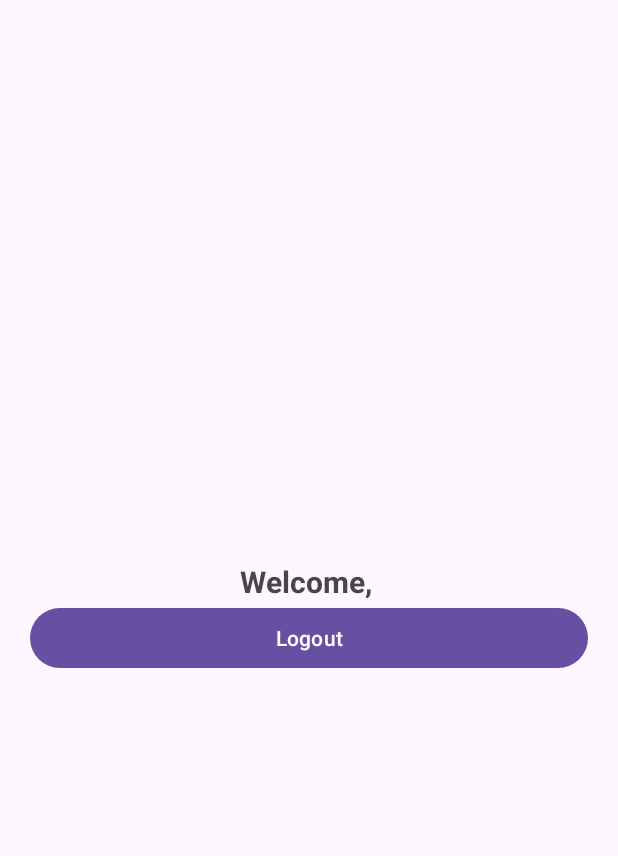
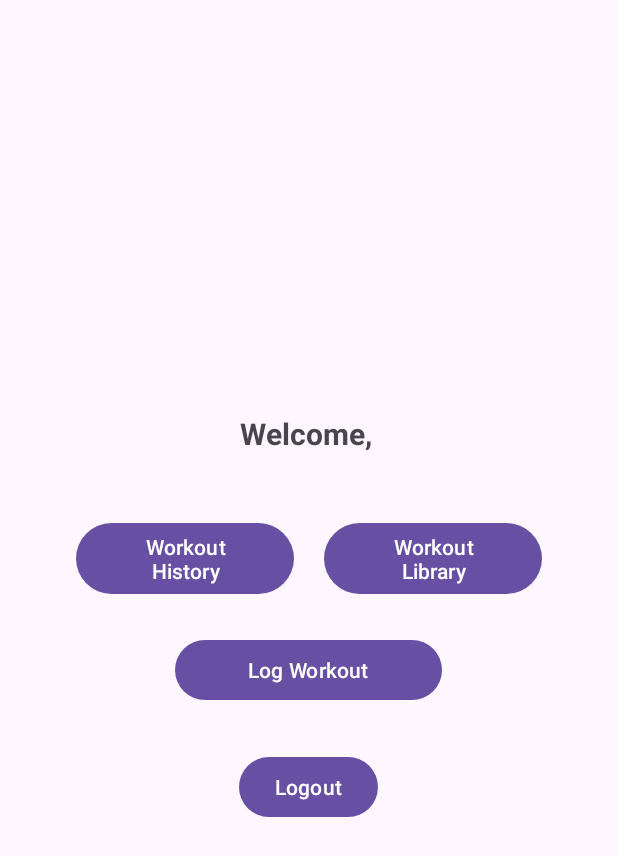
Before and after one commit to ellio357/GroupProject476, an Android app: the screen it shows after launch once a user with an empty profile is signed in (DashboardActivity), on a phone screen of 412 x 824 dp. Shown: the top 856 px of the screen. Run offline under Robolectric (Android 15) with nearby library versions, the phone set to English and light mode, and no system bars; our stand-ins replace Firebase (no records; nobody signed in at launch, a user with empty details on screens opened directly).

Commit message:
added potential buttons

```diff
--- a/app/src/main/res/layout/activity_dashboard.xml
+++ b/app/src/main/res/layout/activity_dashboard.xml
@@ -2,23 +2,50 @@
 <LinearLayout xmlns:android="http://schemas.android.com/apk/res/android"
     android:layout_width="match_parent"
     android:layout_height="match_parent"
-    android:padding="20dp"
-    android:orientation="vertical"
-    android:gravity="center">
+    android:gravity="center"
+    android:orientation="vertical">
 
     <TextView
         android:id="@+id/textViewWelcome"
         android:layout_width="match_parent"
         android:layout_height="wrap_content"
+        android:layout_marginBottom="20dp"
+        android:gravity="center"
         android:text="@string/welcome"
         android:textSize="20sp"
-        android:textStyle="bold"
-        android:gravity="center"/>
+        android:textStyle="bold" />
+
+    <LinearLayout
+        android:layout_width="match_parent"
+        android:layout_height="100dp"
+        android:layout_gravity="clip_vertical"
+        android:gravity="center"
+        android:orientation="horizontal">
+
+        <Button
+            android:id="@+id/history_button"
+            android:layout_width="145dp"
+            android:layout_height="wrap_content"
+            android:text="@string/history"
+            android:layout_marginEnd="20dp" />
+
+        <Button
+            android:id="@+id/library_button"
+            android:layout_width="145dp"
+            android:layout_height="wrap_content"
+            android:text="@string/library" />
+    </LinearLayout>
+
+    <Button
+        android:id="@+id/log_button"
+        android:layout_width="178dp"
+        android:layout_height="wrap_content"
+        android:layout_marginBottom="30dp"
+        android:text="@string/log" />
 
     <Button
         android:id="@+id/buttonLogout"
-        android:layout_width="match_parent"
+        android:layout_width="wrap_content"
         android:layout_height="wrap_content"
-        android:text="@string/logout"
-        />
+        android:text="@string/logout" />
 </LinearLayout>
--- a/app/src/main/res/values/strings.xml
+++ b/app/src/main/res/values/strings.xml
@@ -11,4 +11,7 @@
     <string name="welcome">Welcome!</string>
     <string name="logout">Logout</string>
     <string name="register">Register</string>
+    <string name="library">Workout Library</string>
+    <string name="history">Workout History</string>
+    <string name="log">Log Workout</string>
 </resources>
```
